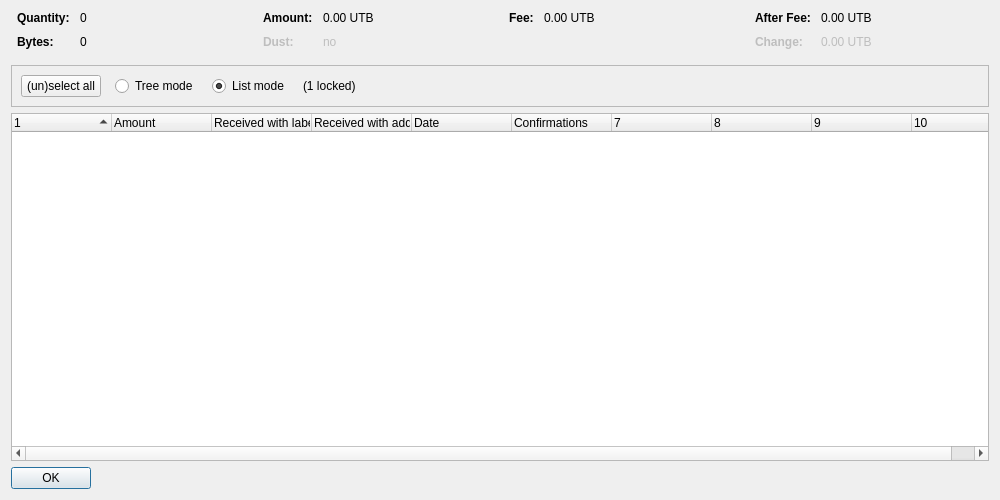
The window that src/qt/forms/coincontroldialog.ui (utabit/bitcoin) describes before a commit, drawn with Qt 5.
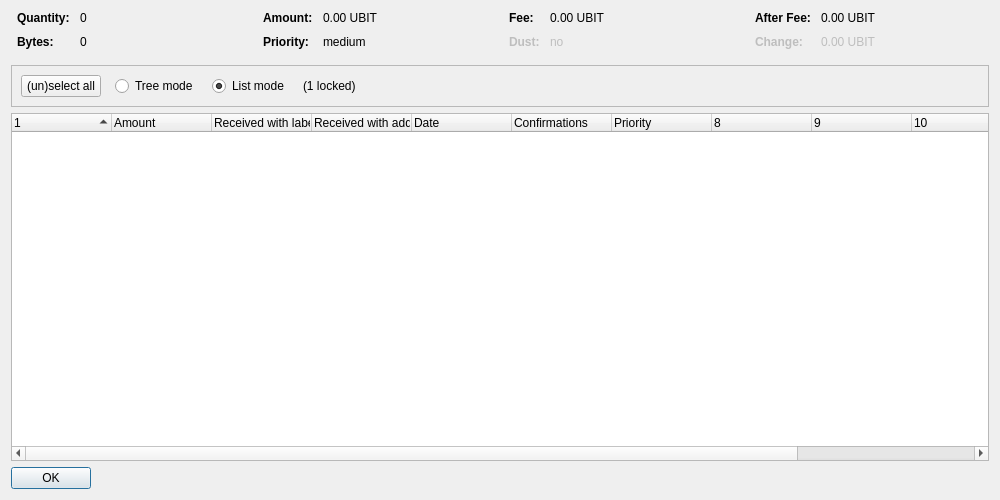
The same window after the commit. Custom widgets are drawn as their Qt base class.

The edit to the form file:
```diff
--- a/src/qt/forms/coincontroldialog.ui
+++ b/src/qt/forms/coincontroldialog.ui
@@ -132,7 +132,7 @@
           <enum>Qt::ActionsContextMenu</enum>
          </property>
          <property name="text">
-          <string notr="true">0.00 UTB</string>
+          <string notr="true">0.00 UBIT</string>
          </property>
          <property name="textInteractionFlags">
           <set>Qt::LinksAccessibleByMouse|Qt::TextSelectableByKeyboard|Qt::TextSelectableByMouse</set>
@@ -140,10 +140,7 @@
         </widget>
        </item>
        <item row="1" column="0">
-        <widget class="QLabel" name="labelCoinControlLowOutputText">
-         <property name="enabled">
-          <bool>false</bool>
-         </property>
+        <widget class="QLabel" name="labelCoinControlPriorityText">
          <property name="font">
           <font>
            <weight>75</weight>
@@ -151,15 +148,12 @@
           </font>
          </property>
          <property name="text">
-          <string>Dust:</string>
+          <string>Priority:</string>
          </property>
         </widget>
        </item>
        <item row="1" column="1">
-        <widget class="QLabel" name="labelCoinControlLowOutput">
-         <property name="enabled">
-          <bool>false</bool>
-         </property>
+        <widget class="QLabel" name="labelCoinControlPriority">
          <property name="cursor">
           <cursorShape>IBeamCursor</cursorShape>
          </property>
@@ -167,7 +161,7 @@
           <enum>Qt::ActionsContextMenu</enum>
          </property>
          <property name="text">
-          <string notr="true">no</string>
+          <string notr="true">medium</string>
          </property>
          <property name="textInteractionFlags">
           <set>Qt::LinksAccessibleByMouse|Qt::TextSelectableByKeyboard|Qt::TextSelectableByMouse</set>
@@ -212,7 +206,42 @@
           <enum>Qt::ActionsContextMenu</enum>
          </property>
          <property name="text">
-          <string notr="true">0.00 UTB</string>
+          <string notr="true">0.00 UBIT</string>
+         </property>
+         <property name="textInteractionFlags">
+          <set>Qt::LinksAccessibleByMouse|Qt::TextSelectableByKeyboard|Qt::TextSelectableByMouse</set>
+         </property>
+        </widget>
+       </item>
+       <item row="1" column="0">
+        <widget class="QLabel" name="labelCoinControlLowOutputText">
+         <property name="enabled">
+          <bool>false</bool>
+         </property>
+         <property name="font">
+          <font>
+           <weight>75</weight>
+           <bold>true</bold>
+          </font>
+         </property>
+         <property name="text">
+          <string>Dust:</string>
+         </property>
+        </widget>
+       </item>
+       <item row="1" column="1">
+        <widget class="QLabel" name="labelCoinControlLowOutput">
+         <property name="enabled">
+          <bool>false</bool>
+         </property>
+         <property name="cursor">
+          <cursorShape>IBeamCursor</cursorShape>
+         </property>
+         <property name="contextMenuPolicy">
+          <enum>Qt::ActionsContextMenu</enum>
+         </property>
+         <property name="text">
+          <string notr="true">no</string>
          </property>
          <property name="textInteractionFlags">
           <set>Qt::LinksAccessibleByMouse|Qt::TextSelectableByKeyboard|Qt::TextSelectableByMouse</set>
@@ -257,7 +286,7 @@
           <enum>Qt::ActionsContextMenu</enum>
          </property>
          <property name="text">
-          <string notr="true">0.00 UTB</string>
+          <string notr="true">0.00 UBIT</string>
          </property>
          <property name="textInteractionFlags">
           <set>Qt::LinksAccessibleByMouse|Qt::TextSelectableByKeyboard|Qt::TextSelectableByMouse</set>
@@ -292,7 +321,7 @@
           <enum>Qt::ActionsContextMenu</enum>
          </property>
          <property name="text">
-          <string notr="true">0.00 UTB</string>
+          <string notr="true">0.00 UBIT</string>
          </property>
          <property name="textInteractionFlags">
           <set>Qt::LinksAccessibleByMouse|Qt::TextSelectableByKeyboard|Qt::TextSelectableByMouse</set>
@@ -402,7 +431,7 @@
       <bool>false</bool>
      </property>
      <property name="columnCount">
-      <number>10</number>
+      <number>12</number>
      </property>
      <attribute name="headerShowSortIndicator" stdset="0">
       <bool>true</bool>
@@ -443,6 +472,16 @@
        <string>Confirmed</string>
       </property>
      </column>
+     <column>
+      <property name="text">
+       <string>Priority</string>
+      </property>
+     </column>
+     <column>
+      <property name="text">
+       <string/>
+      </property>
+     </column>
      <column>
       <property name="text">
        <string/>
```
